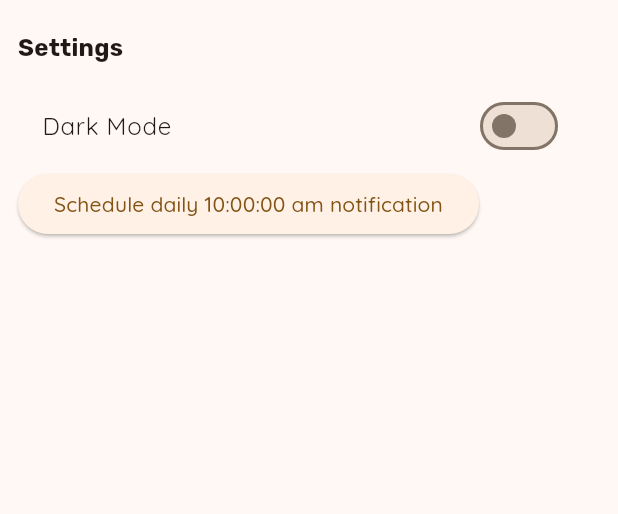
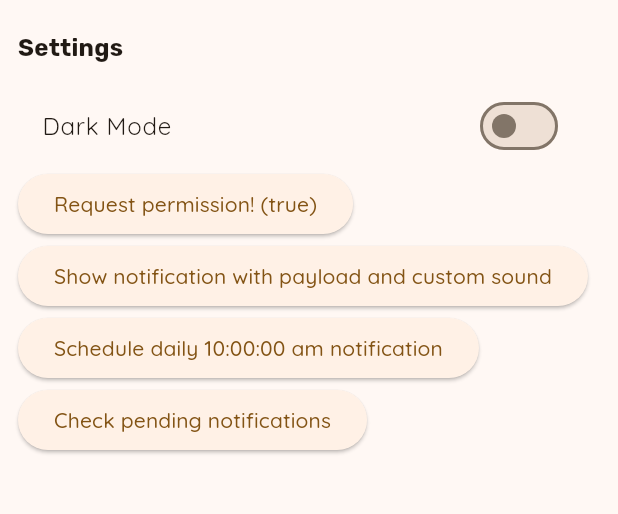
Before and after one commit to fadlyoktapriadi/Resto-App, a Flutter app: the SettingScreen screen opened by its route, after a tap on "Schedule daily 10:00:00 am notification", on a phone screen of 412 x 824 dp, the part 72-586 px from its top. Run offline on Flutter 3.47's test engine with Material 3 defaults, Android fonts, the phone set to English and light mode, and no system bars; our stand-ins replace flutter_local_notifications, flutter_timezone, google_fonts, shared_preferences, sqflite, timezone; accounts and stored records are empty; network calls fail.

Commit message:
init scheduler notification (error)

```diff
--- a/lib/main.dart
+++ b/lib/main.dart
@@ -16,6 +16,7 @@ import 'package:resto_app/screen/home/home_screen.dart';
 import 'package:resto_app/screen/navigation_route.dart';
 import 'package:resto_app/screen/setting/setting_screen.dart';
 import 'package:resto_app/services/local_notification_service.dart';
+import 'package:resto_app/services/payload_provider.dart';
 import 'package:resto_app/styles/theme/resto_theme.dart';
 import 'package:shared_preferences/shared_preferences.dart';
 import 'data/local/shared_preferences_service.dart';
@@ -24,6 +25,19 @@ import 'provider/detail/resto_detail_provider.dart';
 void main() async {
   WidgetsFlutterBinding.ensureInitialized();
   final prefs = await SharedPreferences.getInstance();
+
+  final notificationAppLaunchDetails =
+  await flutterLocalNotificationsPlugin.getNotificationAppLaunchDetails();
+
+  String route = NavigationRoute.mainRoute.name;
+  String? payload;
+
+  if (notificationAppLaunchDetails?.didNotificationLaunchApp ?? false) {
+    final notificationResponse =
+        notificationAppLaunchDetails!.notificationResponse;
+    route = NavigationRoute.detailRoute.name;
+    payload = notificationResponse?.payload;
+  }
 
   runApp(
     MultiProvider(
@@ -62,15 +76,20 @@ void main() async {
           ),
         ),
         Provider(
-          create: (context) => LocalNotificationService(
-          )
+          create: (context) => LocalNotificationService()
             ..init()
+          // todo-01-notif-07: configure the timezone
             ..configureLocalTimeZone(),
         ),
         ChangeNotifierProvider(
           create: (context) => LocalNotificationProvider(
             context.read<LocalNotificationService>(),
           )..requestPermissions(),
+        ),
+        ChangeNotifierProvider(
+          create: (context) => PayloadProvider(
+            payload: payload,
+          ),
         ),
       ],
       child: const MainApp(),
--- a/lib/screen/home/home_screen.dart
+++ b/lib/screen/home/home_screen.dart
@@ -5,7 +5,6 @@ import 'package:resto_app/helper/resto_search_result_state.dart';
 import 'package:resto_app/provider/home/resto_list_provider.dart';
 import 'package:resto_app/provider/search/query_search_provider.dart';
 import 'package:resto_app/provider/search/resto_search_provider.dart';
-import 'package:resto_app/provider/setting/local_notification_provider.dart';
 import 'package:resto_app/screen/home/resto_card.dart';
 
 class HomeScreen extends StatefulWidget {
@@ -17,11 +16,6 @@ class HomeScreen extends StatefulWidget {
 
 class _HomeScreenState extends State<HomeScreen> {
   final TextEditingController _searchController = TextEditingController();
-
-
-  Future<void> _scheduleDailyTenAMNotification() async {
-    context.read<LocalNotificationProvider>().scheduleDailyTenAMNotification();
-  }
 
   @override
   void initState() {
--- a/lib/services/local_notification_service.dart
+++ b/lib/services/local_notification_service.dart
@@ -4,6 +4,7 @@ import 'package:flutter_local_notifications/flutter_local_notifications.dart';
 import 'package:flutter_timezone/flutter_timezone.dart';
 import 'package:timezone/data/latest_all.dart' as tz;
 import 'package:timezone/timezone.dart' as tz;
+
 
 final StreamController<String?> selectNotificationStream =
 StreamController<String?>.broadcast();
@@ -45,13 +46,22 @@ class LocalNotificationService {
         false;
   }
 
-  // Future<bool> _requestAndroidNotificationsPermission() async {
-  //   return await flutterLocalNotificationsPlugin
-  //       .resolvePlatformSpecificImplementation<
-  //       AndroidFlutterLocalNotificationsPlugin>()
-  //       ?.requestNotificationsPermission() ??
-  //       false;
-  // }
+  Future<bool> _requestAndroidNotificationsPermission() async {
+    return await flutterLocalNotificationsPlugin
+        .resolvePlatformSpecificImplementation<
+        AndroidFlutterLocalNotificationsPlugin>()
+        ?.requestNotificationsPermission() ??
+        false;
+  }
+
+  // todo-01-notif-03: add a request
+  Future<bool> _requestExactAlarmsPermission() async {
+    return await flutterLocalNotificationsPlugin
+        .resolvePlatformSpecificImplementation<
+        AndroidFlutterLocalNotificationsPlugin>()
+        ?.requestExactAlarmsPermission() ??
+        false;
+  }
 
   Future<bool?> requestPermissions() async {
     if (defaultTargetPlatform == TargetPlatform.iOS) {
@@ -64,15 +74,19 @@ class LocalNotificationService {
         sound: true,
       );
     } else if (defaultTargetPlatform == TargetPlatform.android) {
-      final androidImplementation =
-      flutterLocalNotificationsPlugin.resolvePlatformSpecificImplementation<
-          AndroidFlutterLocalNotificationsPlugin>();
-      final requestNotificationsPermission =
-      await androidImplementation?.requestNotificationsPermission();
       final notificationEnabled = await _isAndroidPermissionGranted();
+      // todo-01-notif-03: add a request
       final requestAlarmEnabled = await _requestExactAlarmsPermission();
-
-      return (requestNotificationsPermission ?? false) && notificationEnabled && requestAlarmEnabled;
+      if (!notificationEnabled) {
+        final requestNotificationsPermission =
+        await _requestAndroidNotificationsPermission();
+        return requestNotificationsPermission // todo-01-notif-03: add a request
+            &&
+            requestAlarmEnabled;
+      }
+      return notificationEnabled // todo-01-notif-03: add a request
+          &&
+          requestAlarmEnabled;
     } else {
       return false;
     }
@@ -110,33 +124,28 @@ class LocalNotificationService {
     );
   }
 
+  // todo-01-notif-01: init a timezone
   Future<void> configureLocalTimeZone() async {
     tz.initializeTimeZones();
     final String timeZoneName = await FlutterTimezone.getLocalTimezone();
     tz.setLocalLocation(tz.getLocation(timeZoneName));
   }
 
+  // todo-01-notif-02: setup a datetime
   tz.TZDateTime _nextInstanceOfTenAM() {
     final tz.TZDateTime now = tz.TZDateTime.now(tz.local);
     tz.TZDateTime scheduledDate =
-    tz.TZDateTime(tz.local, now.year, now.month, now.day, 16, 09);
-    if (scheduledDate.isBefore(now)) {
-      scheduledDate = scheduledDate.add(const Duration(days: 1));
-    }
+    tz.TZDateTime(tz.local, now.year, now.month, now.day, now.hour, 18);
+    // if (scheduledDate.isBefore(now)) {
+    //   scheduledDate = scheduledDate.add(const Duration(days: 1));
+    // }
     return scheduledDate;
   }
 
-  Future<bool> _requestExactAlarmsPermission() async {
-    return await flutterLocalNotificationsPlugin
-        .resolvePlatformSpecificImplementation<
-        AndroidFlutterLocalNotificationsPlugin>()
-        ?.requestExactAlarmsPermission() ??
-        false;
-  }
-
+  // todo-01-notif-04: add function to schedule notification
   Future<void> scheduleDailyTenAMNotification({
     required int id,
-    String channelId = "1",
+    String channelId = "3",
     String channelName = "Schedule Notification",
   }) async {
     final androidPlatformChannelSpecifics = AndroidNotificationDetails(
@@ -157,8 +166,8 @@ class LocalNotificationService {
 
     await flutterLocalNotificationsPlugin.zonedSchedule(
       id,
-      'Pengingat Makan',
-      'Makan Cuyyyyyyyyyyyyyy',
+      'Daily scheduled notification title',
+      'This is a body of daily scheduled notification',
       datetimeSchedule,
       notificationDetails,
       androidScheduleMode: AndroidScheduleMode.exactAllowWhileIdle,
@@ -166,12 +175,14 @@ class LocalNotificationService {
     );
   }
 
+  // todo-01-notif-05: add function to show a pending notification
   Future<List<PendingNotificationRequest>> pendingNotificationRequests() async {
     final List<PendingNotificationRequest> pendingNotificationRequests =
     await flutterLocalNotificationsPlugin.pendingNotificationRequests();
     return pendingNotificationRequests;
   }
 
+  // todo-01-notif-06: add function to cancel a notification by id
   Future<void> cancelNotification(int id) async {
     await flutterLocalNotificationsPlugin.cancel(id);
   }
--- /dev/null
+++ b/lib/services/payload_provider.dart
@@ -0,0 +1,9 @@
+import 'package:flutter/widgets.dart';
+
+class PayloadProvider extends ChangeNotifier {
+  String? payload;
+
+  PayloadProvider({
+    this.payload,
+  });
+}
```
Also changed, not shown: lib/provider/setting/local_notification_provider.dart (+6 -2 lines), lib/screen/setting/setting_screen.dart (+117 -6 lines), 2 other files.
